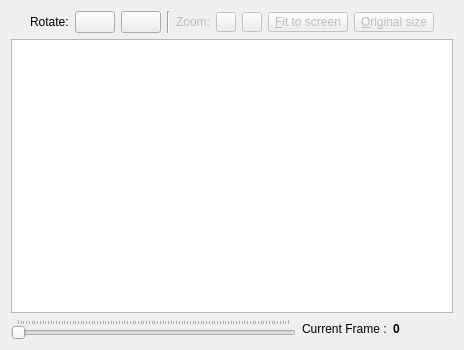
This is scribo/demo/shared/ui/image_viewer.ui in glazzara/olena as Qt 5 draws it before an edit. The edited form follows.
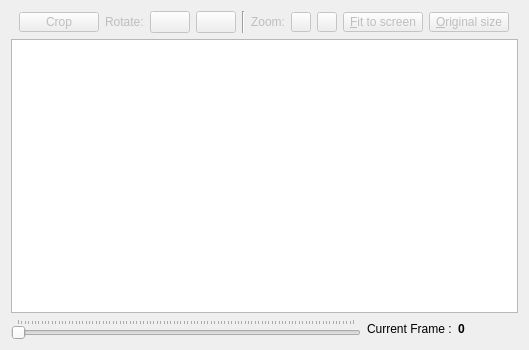
This is the edited form. Icons and pictures are not drawn.

```diff
--- a/scribo/demo/shared/ui/image_viewer.ui
+++ b/scribo/demo/shared/ui/image_viewer.ui
@@ -5,7 +5,7 @@
    <rect>
     <x>0</x>
     <y>0</y>
-    <width>464</width>
+    <width>529</width>
     <height>350</height>
    </rect>
   </property>
@@ -36,8 +36,34 @@
          </property>
         </spacer>
        </item>
+       <item>
+        <widget class="QPushButton" name="crop_btn" >
+         <property name="enabled" >
+          <bool>false</bool>
+         </property>
+         <property name="maximumSize" >
+          <size>
+           <width>16777215</width>
+           <height>20</height>
+          </size>
+         </property>
+         <property name="text" >
+          <string>Crop</string>
+         </property>
+         <property name="icon" >
+          <iconset resource="../shared.qrc" >
+           <normaloff>:/icons/icons/crop-icon.png</normaloff>:/icons/icons/crop-icon.png</iconset>
+         </property>
+         <property name="checkable" >
+          <bool>true</bool>
+         </property>
+        </widget>
+       </item>
        <item>
         <widget class="QLabel" name="rotate_lbl" >
+         <property name="enabled" >
+          <bool>false</bool>
+         </property>
          <property name="text" >
           <string>Rotate:</string>
          </property>
@@ -45,6 +71,9 @@
        </item>
        <item>
         <widget class="QPushButton" name="rotate_cw_btn" >
+         <property name="enabled" >
+          <bool>false</bool>
+         </property>
          <property name="toolTip" >
           <string>Rotate clock-wise</string>
          </property>
@@ -59,6 +88,9 @@
        </item>
        <item>
         <widget class="QPushButton" name="rotate_ccw_btn" >
+         <property name="enabled" >
+          <bool>false</bool>
+         </property>
          <property name="toolTip" >
           <string>Rotate counter-clock-wise</string>
          </property>
```
